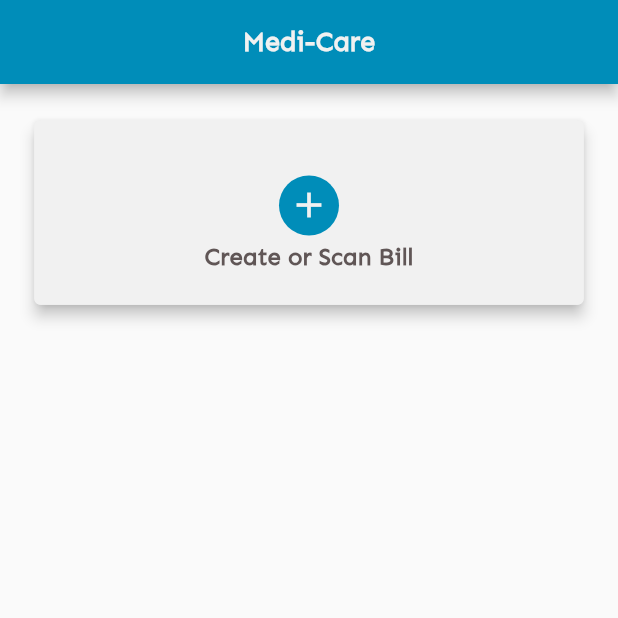
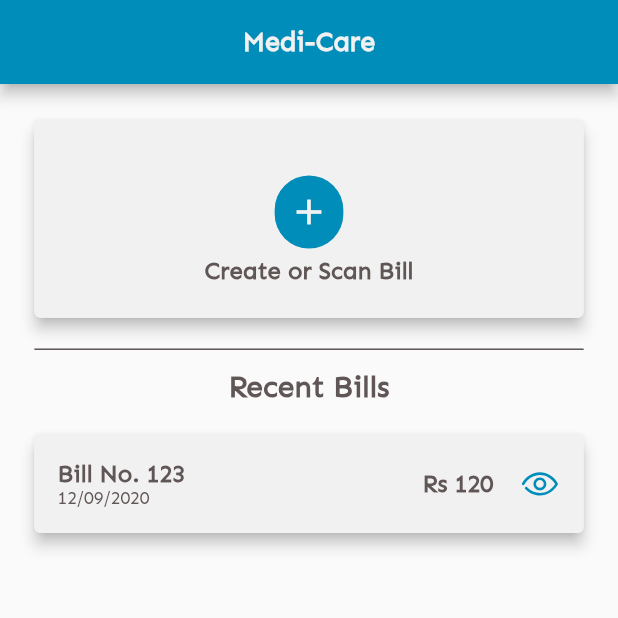
Before and after one commit to SatyamX64/mlh, a Flutter app: the screen it shows after launch, on a phone screen of 412 x 824 dp, the top half of it. Run offline on Flutter 3.47's test engine with Material 2 defaults, Android fonts, the phone set to English and light mode, and no system bars; our stand-ins replace flutter_svg.

Commit message:
custom bill widget created

```diff
--- a/medical_store/lib/screens/homepage.dart
+++ b/medical_store/lib/screens/homepage.dart
@@ -1,8 +1,8 @@
 import 'package:flutter/material.dart';
-
 import '../const.dart';
+import '../widgets/baseContaine.dart';
+import '../widgets/bill_widget.dart';
 import '../widgets/create_scan_bill_button.dart';
-import '../widgets/baseContaine.dart';
 
 class Homepage extends StatefulWidget {
   @override
@@ -27,9 +27,29 @@ class _HomepageState extends State<Homepage> {
             size.height * 0.029585, size.width * 0.05555, 0),
         child: Column(
           children: [
-            BaseContainer(
-              child: CreateBillButton(size: size),
+            //button for creating a new bill or scan an old one
+            GestureDetector(
+              onTap: () {},
+              child: BaseContainer(
+                child: CreateBillButton(size: size),
+              ),
             ),
+            Padding(padding: EdgeInsets.only(top: size.height * 0.02479)),
+            //line to sepearate scan bill button and recent bills section
+            Container(
+              width: double.maxFinite,
+              margin: EdgeInsets.only(bottom: size.height * 0.01479),
+              height: 1,
+              color: Color(0xff605656),
+            ),
+            Center(
+                child: Text(
+              'Recent Bills',
+              style: secondaryTextstyle.copyWith(fontSize: 20),
+            )),
+            Padding(padding: EdgeInsets.only(top: size.height * 0.02479)),
+            //custom widget for each bill issued by the store head
+            BillWidget(size: size)
           ],
         ),
       ),
--- /dev/null
+++ b/medical_store/lib/widgets/bill_widget.dart
@@ -0,0 +1,54 @@
+import 'package:flutter/material.dart';
+import 'package:flutter_svg/flutter_svg.dart';
+
+import '../const.dart';
+import 'baseContaine.dart';
+
+class BillWidget extends StatelessWidget {
+  const BillWidget({
+    Key key,
+    @required this.size,
+  }) : super(key: key);
+
+  final Size size;
+
+  @override
+  Widget build(BuildContext context) {
+    return GestureDetector(
+      onTap: () {},
+      child: BaseContainer(
+        child: Padding(
+          padding: EdgeInsets.all(4.0),
+          child: Row(
+            children: [
+              Text.rich(TextSpan(
+                  text: 'Bill No. 123\n',
+                  style: secondaryTextstyle,
+                  children: [
+                    TextSpan(
+                        text: '12/09/2020',
+                        style: secondaryTextstyle.copyWith(
+                            fontSize: 12, fontWeight: FontWeight.normal))
+                  ])),
+              Spacer(
+                flex: 1,
+              ),
+              Text(
+                'Rs 120',
+                style: secondaryTextstyle,
+              ),
+              Padding(
+                padding: EdgeInsets.only(left: size.width * 0.04222),
+              ),
+              SvgPicture.asset(
+                'icons/view.svg',
+                height: size.height * 0.0355,
+                width: size.width * 0.06666,
+              )
+            ],
+          ),
+        ),
+      ),
+    );
+  }
+}
--- a/medical_store/lib/widgets/create_scan_bill_button.dart
+++ b/medical_store/lib/widgets/create_scan_bill_button.dart
@@ -18,20 +18,17 @@ class CreateBillButton extends StatelessWidget {
         mainAxisAlignment: MainAxisAlignment.center,
         children: [
           Padding(padding: EdgeInsets.only(top: size.height * 0.029585)),
-          GestureDetector(
-            onTap: () {},
-            child: Container(
-              width: 40,
-              height: 40,
+          Container(
+            width: size.width * 0.11111,
+            height: size.height * 0.059171,
             decoration: BoxDecoration(
                 color: Color(0xff008db9),
-                  borderRadius: BorderRadius.circular(40)),
+                borderRadius: BorderRadius.circular(size.width * 0.11111)),
             child: Center(
               child: Icon(
                 Icons.add,
                 color: Color(0xfff1f1f1),
                 size: 28,
-                ),
               ),
             ),
           ),
--- a/medical_store/pubspec.yaml
+++ b/medical_store/pubspec.yaml
@@ -10,14 +10,15 @@ environment:
 dependencies:
   flutter:
     sdk: flutter
+  flutter_svg: ^0.19.0
 
 dev_dependencies:
   flutter_test:
     sdk: flutter
 flutter:
   uses-material-design: true
-  # assets:
-  #   - images/a_dot_burr.jpeg
+  assets:
+    - icons/
   fonts:
     - family: Sen
       fonts:
```
Also changed, not shown: medical_store/icons/view.svg (added), medical_store/pubspec.lock. Lines whose indentation alone changed are shown as unchanged.
